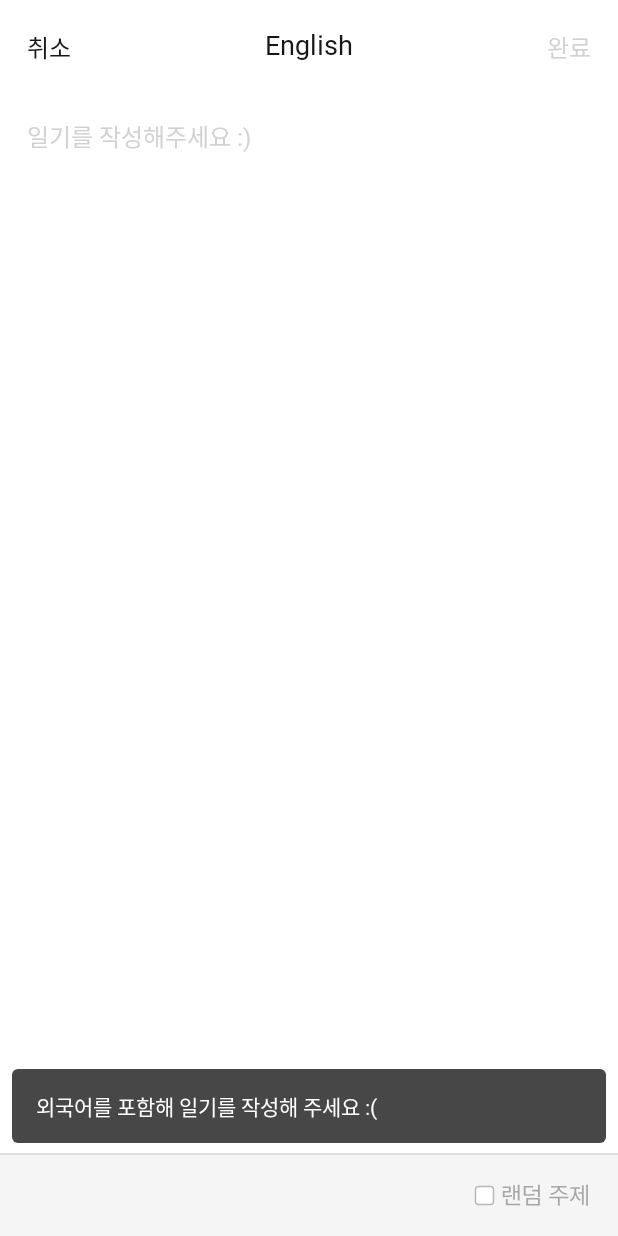
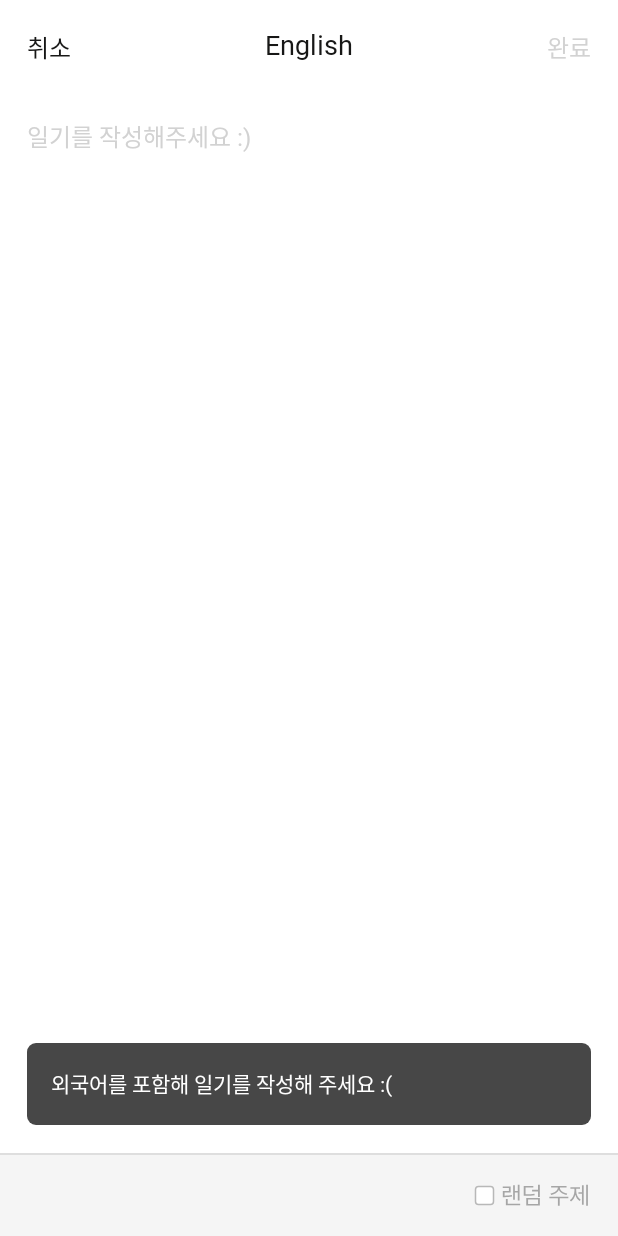
Before and after one commit to Team-Smeme/smeem-aos, an Android app: the ForeignWriteActivity screen opened directly, with no data from a screen before it, after a tap on "완료", on a phone screen of 412 x 824 dp. Run offline under Robolectric (Android 15) with nearby library versions, the phone set to English and light mode, and no system bars; our stand-ins replace Dagger/Hilt's generated code, data binding; libraries missing offline, so code that uses them is left out: com.skydoves.balloon; Roboto replaces fonts that are not available here; 4 statements that could not run were skipped.

Commit message:
스낵바 간격 조정

```diff
--- /dev/null
+++ b/app/src/main/java/com/sopt/smeem/DefaultSnackbar.kt
@@ -0,0 +1,50 @@
+package com.sopt.smeem
+
+import android.view.LayoutInflater
+import android.view.View
+import androidx.core.content.ContextCompat
+import androidx.databinding.DataBindingUtil
+import com.google.android.material.snackbar.Snackbar
+import com.sopt.smeem.databinding.SnackbarDefaultBinding
+
+class DefaultSnackBar(view: View, private val anchor: Int?, private val message: String) {
+
+    companion object {
+        fun make(view: View, message: String) = DefaultSnackBar(view, null, message)
+        fun makeOnTopOf(view: View, anchor: Int, message: String) = DefaultSnackBar(view, anchor, message)
+    }
+
+    private val context = view.context
+    private val snackbar = if (anchor == null) {
+        Snackbar.make(view, "", Snackbar.LENGTH_SHORT)
+    } else {
+        Snackbar.make(view, "", Snackbar.LENGTH_SHORT).setAnchorView(anchor)
+    }
+    private val snackbarLayout = snackbar.view as Snackbar.SnackbarLayout
+
+    private val inflater = LayoutInflater.from(context)
+    private val snackbarBinding: SnackbarDefaultBinding =
+        DataBindingUtil.inflate(inflater, R.layout.snackbar_default, null, false)
+
+    init {
+        initView()
+        initData()
+    }
+
+    private fun initView() {
+        with(snackbarLayout) {
+            removeAllViews()
+            setPadding(0, 0, 0, 0)
+            setBackgroundColor(ContextCompat.getColor(context, android.R.color.transparent))
+            addView(snackbarBinding.root, 0)
+        }
+    }
+
+    private fun initData() {
+        snackbarBinding.tvSnackbarDefault.text = message
+    }
+
+    fun show() {
+        snackbar.show()
+    }
+}
--- a/app/src/main/java/com/sopt/smeem/presentation/detail/DiaryEditActivity.kt
+++ b/app/src/main/java/com/sopt/smeem/presentation/detail/DiaryEditActivity.kt
@@ -4,6 +4,7 @@ import android.content.Intent
 import android.view.View
 import android.widget.Toast
 import androidx.activity.viewModels
+import com.sopt.smeem.DefaultSnackBar
 import com.sopt.smeem.R
 import com.sopt.smeem.databinding.ActivityDiaryEditBinding
 import com.sopt.smeem.description
@@ -68,7 +69,7 @@ class DiaryEditActivity : BindingActivity<ActivityDiaryEditBinding>(R.layout.act
                 )
             }
             else -> {
-                binding.root.showSnackbar("외국어를 포함해 일기를 작성해 주세요 :(")
+                DefaultSnackBar.make(binding.root, "외국어를 포함해 일기를 작성해 주세요 :(").show()
             }
         }
     }
--- a/app/src/main/java/com/sopt/smeem/presentation/home/HomeActivity.kt
+++ b/app/src/main/java/com/sopt/smeem/presentation/home/HomeActivity.kt
@@ -5,6 +5,7 @@ import android.os.Bundle
 import android.view.View
 import androidx.activity.viewModels
 import androidx.lifecycle.lifecycleScope
+import com.sopt.smeem.DefaultSnackBar
 import com.sopt.smeem.R
 import com.sopt.smeem.databinding.ActivityHomeBinding
 import com.sopt.smeem.domain.model.RetrievedBadge
@@ -107,7 +108,7 @@ class HomeActivity : BindingActivity<ActivityHomeBinding>(R.layout.activity_home
     private fun showDiaryCompleted() {
         val msg = intent.getStringExtra("snackbarText")
         if (msg != null) {
-            binding.root.showSnackbar(msg)
+            DefaultSnackBar.make(binding.root, msg).show()
         }
     }
 
--- a/app/src/main/java/com/sopt/smeem/presentation/mypage/MyPageActivity.kt
+++ b/app/src/main/java/com/sopt/smeem/presentation/mypage/MyPageActivity.kt
@@ -6,6 +6,7 @@ import android.util.Log
 import android.widget.TextView
 import android.widget.Toast
 import androidx.activity.viewModels
+import com.sopt.smeem.DefaultSnackBar
 import com.sopt.smeem.R
 import com.sopt.smeem.databinding.ActivityMyPageBinding
 import com.sopt.smeem.domain.model.Day
@@ -159,7 +160,7 @@ class MyPageActivity : BindingActivity<ActivityMyPageBinding>(R.layout.activity_
     private fun showEditCompleted() {
         val msg = intent.getStringExtra("snackbarText")
         if (msg != null) {
-            binding.root.showSnackbar(msg)
+            DefaultSnackBar.make(binding.root, msg).show()
         }
     }
 
--- a/app/src/main/java/com/sopt/smeem/presentation/write/foreign/ForeignWriteActivity.kt
+++ b/app/src/main/java/com/sopt/smeem/presentation/write/foreign/ForeignWriteActivity.kt
@@ -1,25 +1,19 @@
 package com.sopt.smeem.presentation.write.foreign
 
 import android.content.Intent
-import android.graphics.Color
-import android.os.Build
 import android.view.View
 import android.widget.Toast
 import androidx.activity.viewModels
-import androidx.annotation.RequiresApi
 import androidx.lifecycle.LifecycleOwner
-import com.google.android.material.snackbar.Snackbar
+import com.sopt.smeem.DefaultSnackBar
 import com.sopt.smeem.R
 import com.sopt.smeem.databinding.ActivityForeignWriteBinding
 import com.sopt.smeem.description
-import com.sopt.smeem.domain.model.RetrievedBadge
 import com.sopt.smeem.presentation.BindingActivity
 import com.sopt.smeem.presentation.home.HomeActivity
 import com.sopt.smeem.util.TooltipUtil.createTopicTooltip
 import com.sopt.smeem.util.setOnSingleClickListener
-import com.sopt.smeem.util.showSnackbar
 import dagger.hilt.android.AndroidEntryPoint
-import okhttp3.internal.toImmutableList
 import java.io.Serializable
 
 @AndroidEntryPoint
@@ -103,7 +97,10 @@ class ForeignWriteActivity :
                         onSuccess = {
                             Intent(this, HomeActivity::class.java).apply {
                                 putExtra("retrievedBadge", it as Serializable)
-                                putExtra("snackbarText", resources.getString(R.string.diary_write_done_message))
+                                putExtra(
+                                    "snackbarText",
+                                    resources.getString(R.string.diary_write_done_message)
+                                )
                             }.run(::startActivity)
                             finishAffinity()
                         },
@@ -112,12 +109,13 @@ class ForeignWriteActivity :
                         }
                     )
                 }
+
                 else -> {
-                    binding.root.showSnackbar(
-                        "외국어를 포함해 일기를 작성해 주세요 :(",
+                    DefaultSnackBar.makeOnTopOf(
+                        binding.root,
                         R.id.layout_foreign_write_bottom_toolbar,
-                        Snackbar.LENGTH_SHORT
-                    )
+                        "외국어를 포함해 일기를 작성해 주세요 :("
+                    ).show()
                 }
             }
         }
@@ -131,6 +129,7 @@ class ForeignWriteActivity :
                         resources.getColor(R.color.point, null)
                     )
                 }
+
                 false -> {
                     binding.layoutForeignWriteToolbar.tvDone.setTextColor(
                         resources.getColor(R.color.gray_300, null)
--- a/app/src/main/res/drawable/shape_snackbar.xml
+++ b/app/src/main/res/drawable/shape_snackbar.xml
@@ -1,9 +1,9 @@
 <?xml version="1.0" encoding="utf-8"?>
 <layer-list xmlns:android="http://schemas.android.com/apk/res/android">
     <item
-        android:bottom="20dp"
-        android:left="18dp"
-        android:right="18dp">
+        android:bottom="12dp"
+        android:left="10dp"
+        android:right="10dp">
 
         <shape android:shape="rectangle">
             <solid android:color="@color/snackbar" />
--- /dev/null
+++ b/app/src/main/res/layout/snackbar_default.xml
@@ -0,0 +1,30 @@
+<?xml version="1.0" encoding="utf-8"?>
+<layout xmlns:android="http://schemas.android.com/apk/res/android"
+    xmlns:app="http://schemas.android.com/apk/res-auto"
+    xmlns:tools="http://schemas.android.com/tools">
+
+    <data>
+
+    </data>
+
+    <androidx.constraintlayout.widget.ConstraintLayout
+        android:layout_width="match_parent"
+        android:layout_height="wrap_content"
+        android:background="@drawable/shape_snackbar"
+        android:paddingStart="26dp"
+        android:paddingBottom="29dp" >
+
+        <TextView
+            android:id="@+id/tv_snackbar_default"
+            android:layout_width="wrap_content"
+            android:layout_height="wrap_content"
+            android:text=""
+            android:textAppearance="@style/TextAppearance.Smeem.Caption2_medium"
+            android:textColor="@color/white"
+            app:layout_constraintBottom_toBottomOf="parent"
+            app:layout_constraintStart_toStartOf="parent"
+            app:layout_constraintTop_toTopOf="parent"
+            tools:text="작성 완료" />
+
+    </androidx.constraintlayout.widget.ConstraintLayout>
+</layout>
```
Also changed, not shown: app/src/main/java/com/sopt/smeem/presentation/write/natiive/NativeWriteStep1Activity.kt (+6 -5 lines), app/src/main/java/com/sopt/smeem/presentation/write/natiive/NativeWriteStep2Activity.kt (+6 -5 lines), app/src/main/res/layout/snackbar_error.xml (added, +49 -0 lines), app/src/main/res/layout/toast_default.xml (deleted, +0 -22 lines), app/src/main/res/layout/toast_error.xml (deleted, +0 -42 lines).
